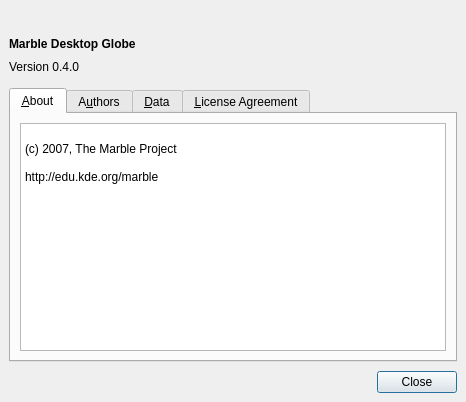
Above: src/lib/MarbleAboutDialog.ui from KDE/marble before the change. Below: the same form after it.
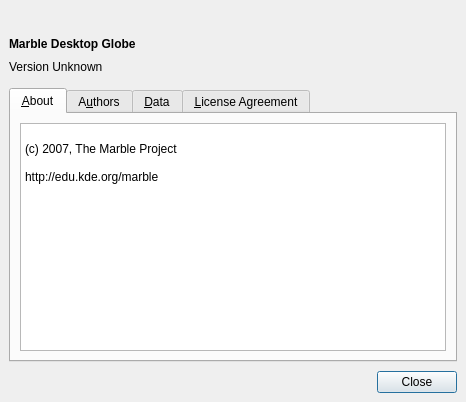
That is the form after the change. Icons and pictures are not drawn.

Commit message: Changing the Version string to "Pre 0.5 SVN"

Patch:
```diff
--- a/src/lib/MarbleAboutDialog.ui
+++ b/src/lib/MarbleAboutDialog.ui
@@ -58,7 +58,7 @@
    <item>
     <widget class="QLabel" name="m_pMarbleVersionLabel" >
      <property name="text" >
-      <string>Version 0.4.0</string>
+      <string>Version Unknown</string>
      </property>
     </widget>
    </item>
```
The commit also changes 3 other files.
